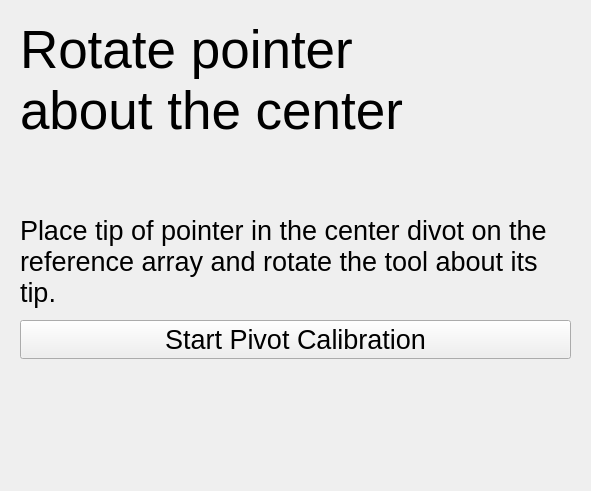
Qt form Registration/Resources/UI/Registration.ui (NousNav/SlicerOpenNav) before a commit.
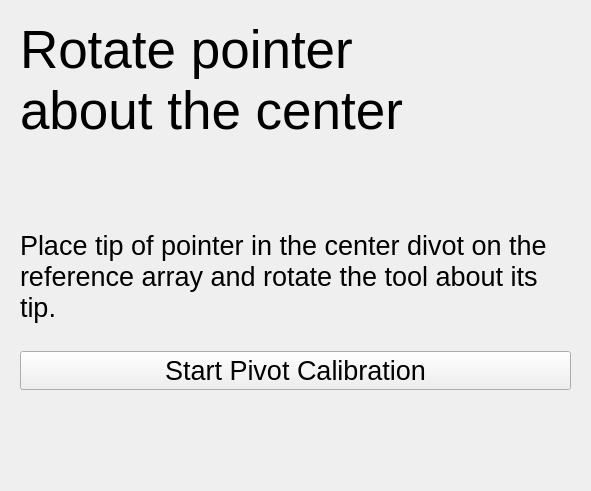
The same form after that commit. The open tabs and pages were chosen to show the change. Custom widgets are drawn as their Qt base class.

Commit message: STYLE: Make spacing consistent accross steps

The edit to the form file:
```diff
--- a/Registration/Resources/UI/Registration.ui
+++ b/Registration/Resources/UI/Registration.ui
@@ -266,6 +266,19 @@
          </property>
         </widget>
        </item>
+       <item>
+        <spacer name="verticalSpacer_pivot_1">
+         <property name="orientation">
+          <enum>Qt::Vertical</enum>
+         </property>
+         <property name="sizeHint" stdset="0">
+          <size>
+           <width>20</width>
+           <height>40</height>
+          </size>
+         </property>
+        </spacer>
+       </item>
        <item>
         <widget class="QLabel" name="label_10">
          <property name="font">
@@ -281,6 +294,19 @@
          </property>
         </widget>
        </item>
+       <item>
+        <spacer name="verticalSpacer_pivot_2">
+         <property name="orientation">
+          <enum>Qt::Vertical</enum>
+         </property>
+         <property name="sizeHint" stdset="0">
+          <size>
+           <width>20</width>
+           <height>40</height>
+          </size>
+         </property>
+        </spacer>
+       </item>
        <item>
         <widget class="QPushButton" name="PivotCalibrationButton">
          <property name="font">
@@ -293,6 +319,19 @@
          </property>
         </widget>
        </item>
+       <item>
+        <spacer name="verticalSpacer_pivot_3">
+         <property name="orientation">
+          <enum>Qt::Vertical</enum>
+         </property>
+         <property name="sizeHint" stdset="0">
+          <size>
+           <width>20</width>
+           <height>40</height>
+          </size>
+         </property>
+        </spacer>
+       </item>
        <item>
         <widget class="QLabel" name="RMSLabelPivot">
          <property name="font">
@@ -305,6 +344,19 @@
          </property>
         </widget>
        </item>
+       <item>
+        <spacer name="verticalSpacer_pivot_4">
+         <property name="orientation">
+          <enum>Qt::Vertical</enum>
+         </property>
+         <property name="sizeHint" stdset="0">
+          <size>
+           <width>20</width>
+           <height>40</height>
+          </size>
+         </property>
+        </spacer>
+       </item>
       </layout>
      </widget>
      <widget class="QWidget" name="RegistrationStepSpinCalibration">
```
Left out of the diff: 30 changed lines with no effect on the pictures.
